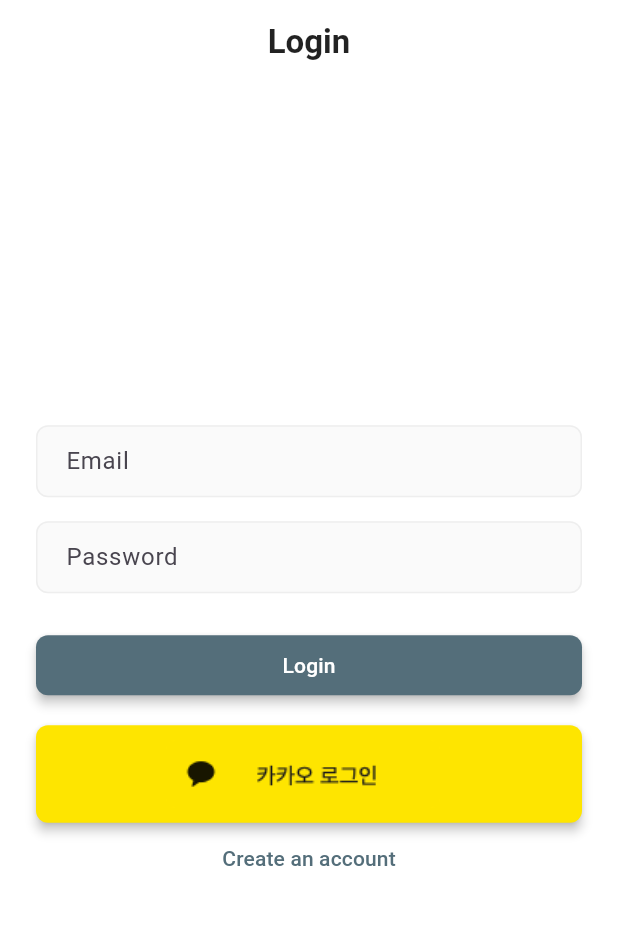
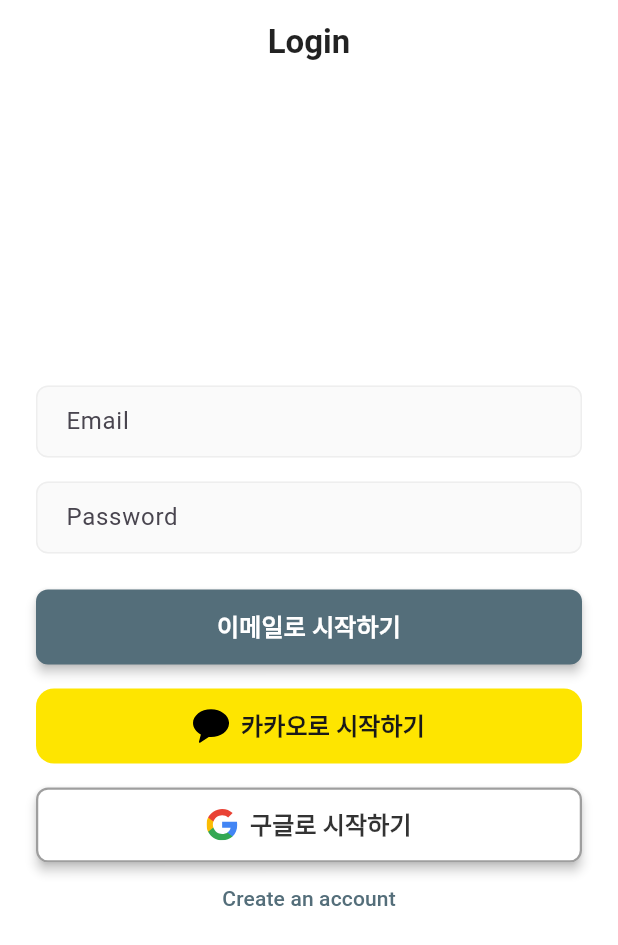
Before and after one commit to dope0814/SupaBase_Todo, a Flutter app: the screen it shows after launch, on a phone screen of 412 x 824 dp. Shown: the top 945 px of the screen. Run offline on Flutter 3.47's test engine with Material 3 defaults, Android fonts, the phone set to English and light mode, and no system bars; our stand-ins replace flutter_dotenv, flutter_svg, google_sign_in, supabase_flutter, table_calendar; missing offline and left inert: kakao_flutter_sdk; accounts and stored records are empty.

Commit message:
Google Login process

```diff
--- a/lib/screens/auth_page.dart
+++ b/lib/screens/auth_page.dart
@@ -1,5 +1,9 @@
+import 'dart:async';
+
 import 'package:flutter/material.dart';
 import 'package:flutter_dotenv/flutter_dotenv.dart';
+import 'package:flutter_svg/svg.dart';
+import 'package:google_sign_in/google_sign_in.dart';
 import 'package:kakao_flutter_sdk/kakao_flutter_sdk.dart';
 import 'package:supabase_flutter/supabase_flutter.dart';
 import 'package:todo_app/screens/main_app_page.dart';
@@ -25,6 +29,7 @@ class _AuthPageState extends State<AuthPage> {
     KakaoSdk.init(nativeAppKey: dotenv.env['KAKAO_APP_KEY']);
   }
 
+  // E-mail Login
   Future<void> _authAction() async {
     if (_formKey.currentState!.validate()) {
       setState(() {
@@ -43,9 +48,7 @@ class _AuthPageState extends State<AuthPage> {
           );
         }
         if (mounted) {
-          Navigator.of(context).pushReplacement(
-            MaterialPageRoute(builder: (_) => const TodoListPage()),
-          );
+          _navigateToMainAppPage();
         }
       } on AuthException catch (e) {
         if (mounted) {
@@ -122,6 +125,56 @@ class _AuthPageState extends State<AuthPage> {
     }
   }
 
+  //Google Login
+  Future<void> _signInWithGoogle() async {
+    try {
+      final webClient = dotenv.env['GOOGLE_WEB_CLIENT'];
+      final iosClient = dotenv.env['GOOGLE_IOS_CLIENT'];
+
+      final GoogleSignIn googleSignIn = GoogleSignIn(
+        clientId: iosClient,
+        serverClientId: webClient,
+      );
+      final googleUser = await googleSignIn.signIn();
+      final googleAuth = await googleUser!.authentication;
+      final accessToken = googleAuth.accessToken;
+      final idToken = googleAuth.idToken;
+
+      if (accessToken == null) {
+        throw 'No Access Token found.';
+      }
+      if (idToken == null) {
+        throw 'No ID Token found.';
+      }
+
+      await Supabase.instance.client.auth.signInWithIdToken(
+        provider: OAuthProvider.google,
+        idToken: idToken,
+      );
+      if (mounted) {
+        _navigateToMainAppPage();
+      }
+    } on AuthException catch (e) {
+      if (mounted) {
+        ScaffoldMessenger.of(context).showSnackBar(
+          SnackBar(content: Text(e.message), backgroundColor: Colors.red),
+        );
+      }
+    } catch (e) {
+      if (mounted) {
+        ScaffoldMessenger.of(context).showSnackBar(
+          SnackBar(content: Text(e.toString()), backgroundColor: Colors.red),
+        );
+      }
+    } finally {
+      if (mounted) {
+        setState(() {
+          _isLoading = false;
+        });
+      }
+    }
+  }
+
   @override
   void dispose() {
     _emailController.dispose();
@@ -167,20 +220,60 @@ class _AuthPageState extends State<AuthPage> {
                     ? const Center(child: CircularProgressIndicator())
                     : ElevatedButton(
                       onPressed: _authAction,
-                      child: Text(_isLoginMode ? 'Login' : 'Sing Up'),
+                      style: ElevatedButton.styleFrom(
+                        minimumSize: Size(double.infinity, 50),
+                      ),
+                      child: Text(
+                        _isLoginMode ? '이메일로 시작하기' : '이메일로 회원가입',
+                        style: TextStyle(
+                          fontSize: 16,
+                          fontWeight: FontWeight.w600,
+                        ),
+                      ),
                     ),
                 const SizedBox(height: 16),
                 ElevatedButton.icon(
                   onPressed: _signInWithKakao,
-                  label: const Text(''),
-                  icon: Image.asset(
-                    'lib/assets/kakao_login.png',
-                    // height: 24,
-                    // width: 24,
+                  label: const Text(
+                    '카카오로 시작하기',
+                    style: TextStyle(fontSize: 16, fontWeight: FontWeight.w600),
+                  ),
+                  icon: SvgPicture.asset(
+                    'lib/assets/icons/kakao_logo.svg',
+                    height: 24,
                   ),
                   style: ElevatedButton.styleFrom(
+                    // 3. 색상: 지정된 노란색 배경과 검은색 텍스트
                     backgroundColor: const Color(0xFFFEE500),
-                    foregroundColor: Colors.black,
+                    foregroundColor: const Color(0xFF191919),
+                    // 4. 모양 및 여백
+                    minimumSize: const Size(double.infinity, 50),
+                    shape: RoundedRectangleBorder(
+                      borderRadius: BorderRadius.circular(12.0),
+                    ),
+                    elevation: 0, // 카카오 버튼은 보통 그림자가 없습니다.
+                  ),
+                ),
+                const SizedBox(height: 16),
+                ElevatedButton.icon(
+                  icon: SvgPicture.asset(
+                    'lib/assets/icons/google_logo.svg',
+                    height: 22,
+                  ),
+                  onPressed: _signInWithGoogle,
+                  label: const Text(
+                    '구글로 시작하기',
+                    style: TextStyle(fontSize: 16, fontWeight: FontWeight.w600),
+                  ),
+                  style: ElevatedButton.styleFrom(
+                    foregroundColor: Colors.black.withValues(alpha: 0.8),
+                    backgroundColor: Colors.white,
+                    minimumSize: const Size(double.infinity, 50),
+                    padding: const EdgeInsets.symmetric(vertical: 12),
+                    shape: RoundedRectangleBorder(
+                      borderRadius: BorderRadius.circular(8),
+                      side: const BorderSide(color: Colors.grey, width: 1.5),
+                    ),
                   ),
                 ),
                 TextButton(
--- a/pubspec.yaml
+++ b/pubspec.yaml
@@ -40,6 +40,8 @@ dependencies:
   table_calendar: ^3.2.0
   kakao_flutter_sdk: ^1.9.7+3
   url_launcher: ^6.3.1
+  google_sign_in: ^6.2.1
+  flutter_svg: ^2.2.0
 
 dev_dependencies:
   flutter_test:
@@ -67,6 +69,7 @@ flutter:
   assets:
     - .env
     - lib/assets/kakao_login.png
+    - lib/assets/icons/
   #   - images/a_dot_burr.jpeg
   #   - images/a_dot_ham.jpeg
 
```
Also changed, not shown: lib/assets/icons/google_logo.svg (added), lib/assets/icons/kakao_logo.svg (added), pubspec.lock, 4 other files.
